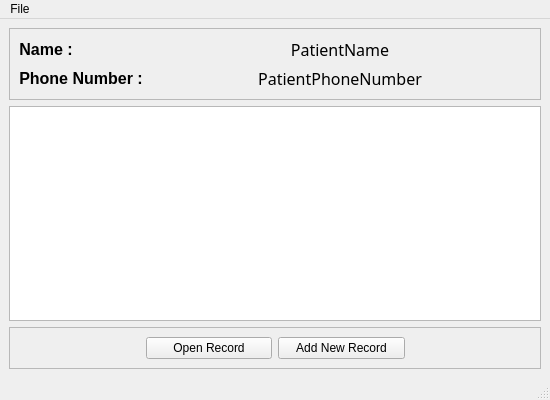
Before: the Qt Designer form resources/assets/ui/patient_records.ui in isaadsohael/FellowHomeo, drawn with Qt 5.
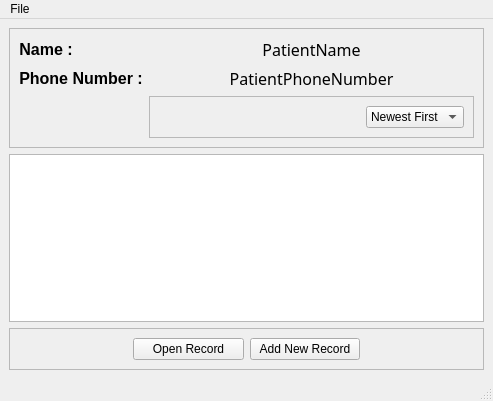
After: the same form once the commit is applied.

The edit to the form file:
```diff
--- a/resources/assets/ui/patient_records.ui
+++ b/resources/assets/ui/patient_records.ui
@@ -6,8 +6,8 @@
    <rect>
     <x>0</x>
     <y>0</y>
-    <width>550</width>
-    <height>400</height>
+    <width>493</width>
+    <height>401</height>
    </rect>
   </property>
   <property name="windowTitle">
@@ -17,6 +17,12 @@
    <layout class="QVBoxLayout" name="verticalLayout">
     <item>
      <widget class="QFrame" name="frame">
+      <property name="sizePolicy">
+       <sizepolicy hsizetype="Preferred" vsizetype="Minimum">
+        <horstretch>0</horstretch>
+        <verstretch>0</verstretch>
+       </sizepolicy>
+      </property>
       <property name="frameShape">
        <enum>QFrame::StyledPanel</enum>
       </property>
@@ -94,6 +100,51 @@
          </property>
         </widget>
        </item>
+       <item row="2" column="1">
+        <widget class="QFrame" name="frame_3">
+         <property name="frameShape">
+          <enum>QFrame::StyledPanel</enum>
+         </property>
+         <property name="frameShadow">
+          <enum>QFrame::Raised</enum>
+         </property>
+         <layout class="QHBoxLayout" name="horizontalLayout_4">
+          <item>
+           <spacer name="horizontalSpacer_5">
+            <property name="orientation">
+             <enum>Qt::Horizontal</enum>
+            </property>
+            <property name="sizeHint" stdset="0">
+             <size>
+              <width>40</width>
+              <height>20</height>
+             </size>
+            </property>
+           </spacer>
+          </item>
+          <item>
+           <widget class="QComboBox" name="record_sort_button">
+            <property name="sizePolicy">
+             <sizepolicy hsizetype="Minimum" vsizetype="Fixed">
+              <horstretch>0</horstretch>
+              <verstretch>0</verstretch>
+             </sizepolicy>
+            </property>
+            <item>
+             <property name="text">
+              <string>Newest First</string>
+             </property>
+            </item>
+            <item>
+             <property name="text">
+              <string>Oldest First</string>
+             </property>
+            </item>
+           </widget>
+          </item>
+         </layout>
+        </widget>
+       </item>
       </layout>
      </widget>
     </item>
@@ -172,7 +223,7 @@
     <rect>
      <x>0</x>
      <y>0</y>
-     <width>550</width>
+     <width>493</width>
      <height>22</height>
     </rect>
    </property>
```
